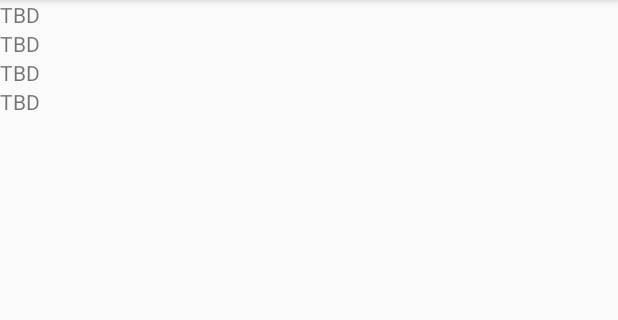
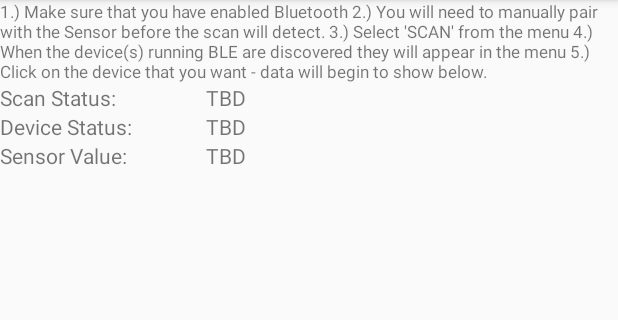
Before and after one commit to LightWellCode/sentire, an Android app: the SensorManagementActivity screen opened directly, with no data from a screen before it, on a phone screen of 412 x 824 dp, the part 84-404 px from its top. Run offline under Robolectric (Android 15) with nearby library versions, the phone set to English and light mode, and no system bars; 1 statement that could not run was skipped.

Commit message:
Updated sensor for gas level vs voltage
Sensor now passes the actual gas level (prior it was sending the
detected voltage level).  Still need to adjust the android side to
display the float value correctly.

```diff
--- a/mobile/sentiremobile/app/src/main/java/biz/lightwell/sentiremobile/sensorMgmt/SensorManagementActivity.java
+++ b/mobile/sentiremobile/app/src/main/java/biz/lightwell/sentiremobile/sensorMgmt/SensorManagementActivity.java
@@ -47,7 +47,7 @@ public class SensorManagementActivity extends AppCompatActivity {
     private List<ScanFilter> mFilters;
 
     private ProgressDialog mProgress;
-    private TextView mScanStatus, mDeviceStatus, mSensorService, mSensorData;
+    private TextView mScanStatus, mDeviceStatus, mSensorData;
 
 
     // ------------------------------------------------ OVERRIDE
@@ -68,7 +68,6 @@ public class SensorManagementActivity extends AppCompatActivity {
 
         mScanStatus     = (TextView) findViewById(R.id.scanStatus);
         mDeviceStatus   = (TextView) findViewById(R.id.deviceStatus);
-        mSensorService  = (TextView) findViewById(R.id.sensorService);
         mSensorData     = (TextView) findViewById(R.id.sensorData);
     }
 
@@ -346,7 +345,7 @@ public class SensorManagementActivity extends AppCompatActivity {
                         Log.w(C.LOGTAG, "Error obtaining MQ2 value");
                         return;
                     }
-                    mSensorData.setText(characteristic.getIntValue(BluetoothGattCharacteristic.FORMAT_SINT16, 0).toString());
+                    mSensorData.setText(characteristic.getFloatValue(BluetoothGattCharacteristic.FORMAT_SFLOAT, 0).toString());
                     break;
                 case C.MSG_PROGRESS:
                     mDeviceStatus.setText(msg.toString());
@@ -356,7 +355,6 @@ public class SensorManagementActivity extends AppCompatActivity {
                 case C.MSG_CLEAR:
                     mScanStatus.setText("TBD...");
                     mDeviceStatus.setText("TBD...");
-                    mSensorService.setText("TBD...");
                     mSensorData.setText("TBD...");
                     break;
                 default:
--- a/mobile/sentiremobile/app/src/main/res/layout/activity_sensor_management.xml
+++ b/mobile/sentiremobile/app/src/main/res/layout/activity_sensor_management.xml
@@ -11,26 +11,65 @@
     <TextView
         android:layout_width="wrap_content"
         android:layout_height="wrap_content"
+        android:textSize="11sp"
+        android:text="1.) Make sure that you have enabled Bluetooth
+2.) You will need to manually pair with the Sensor before the scan will detect.
+3.) Select 'SCAN' from the menu
+4.) When the device(s) running BLE are discovered they will appear in the menu
+5.) Click on the device that you want - data will begin to show below.
+"/>
+
+    <LinearLayout
+        android:layout_width="match_parent"
+        android:layout_height="wrap_content"
+        android:orientation="horizontal">
+        <TextView
+            android:layout_width="match_parent"
+            android:layout_height="wrap_content"
+            android:layout_weight="2"
+            android:text="Scan Status: "/>
+        <TextView
+            android:layout_width="match_parent"
+            android:layout_height="wrap_content"
+            android:layout_weight="1"
             android:id="@+id/scanStatus"
             android:text="TBD"
         />
+    </LinearLayout>
+    <LinearLayout
+        android:layout_width="match_parent"
+        android:layout_height="wrap_content"
+        android:orientation="horizontal">
         <TextView
-        android:layout_width="wrap_content"
+            android:layout_width="match_parent"
             android:layout_height="wrap_content"
+            android:layout_weight="2"
+            android:text="Device Status: "/>
+        <TextView
+            android:layout_width="match_parent"
+            android:layout_height="wrap_content"
+            android:layout_weight="1"
             android:id="@+id/deviceStatus"
             android:text="TBD"
             />
+    </LinearLayout>
+    <LinearLayout
+        android:layout_width="match_parent"
+        android:layout_height="wrap_content"
+        android:orientation="horizontal">
         <TextView
-        android:layout_width="wrap_content"
+            android:layout_width="match_parent"
             android:layout_height="wrap_content"
-        android:id="@+id/sensorService"
-        android:text="TBD"
-        />
+            android:layout_weight="2"
+            android:text="Sensor Value: "/>
         <TextView
-        android:layout_width="wrap_content"
+            android:layout_width="match_parent"
             android:layout_height="wrap_content"
+            android:layout_weight="1"
             android:id="@+id/sensorData"
             android:text="TBD"
             />
+    </LinearLayout>
+
 
 </LinearLayout>
```
Also changed, not shown: 1 other file. Lines whose indentation alone changed are shown as unchanged.
